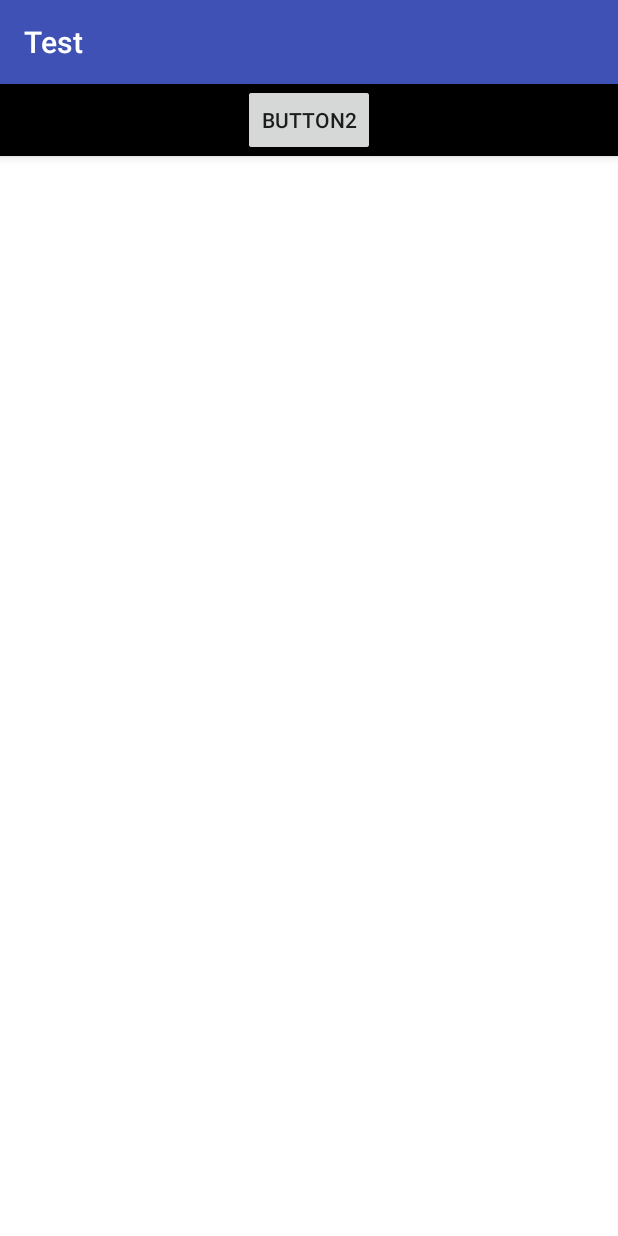
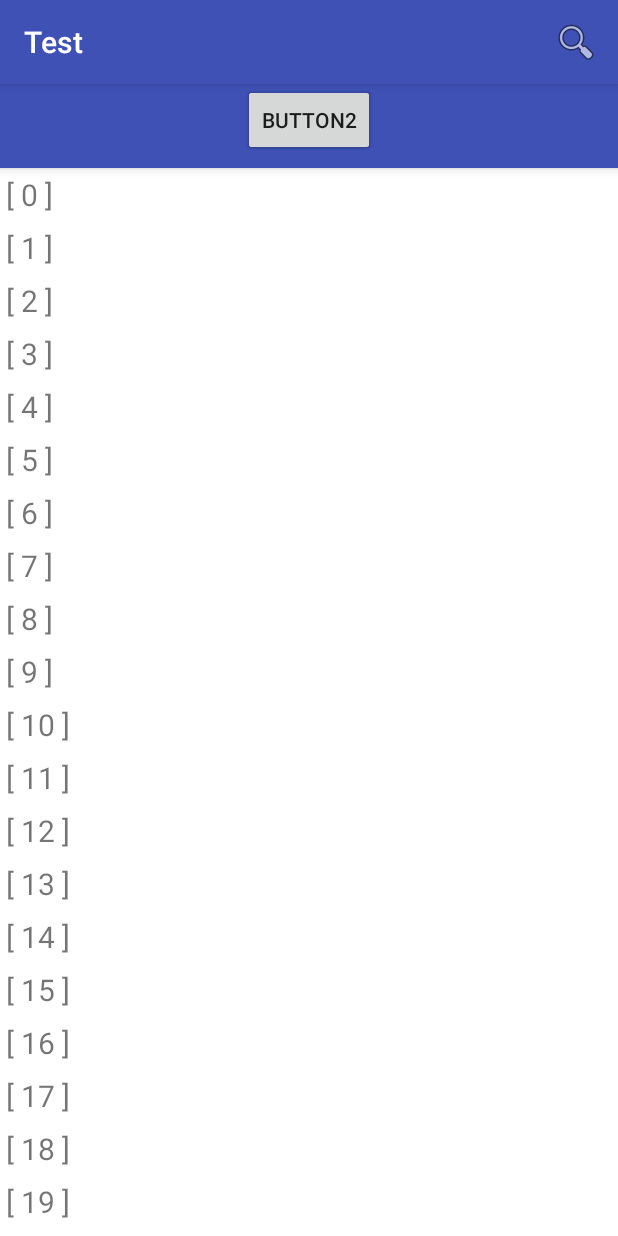
Before and after one commit to HermesHsieh/AndroidProjectTest, an Android app: the screen it shows after launch (ImageListActivity), on a phone screen of 412 x 824 dp. Run offline under Robolectric (Android 15) with nearby library versions, the phone set to English and light mode, and no system bars; our stand-ins replace ButterKnife.

Commit message:
Test SearchView.

```diff
--- a/app/build.gradle
+++ b/app/build.gradle
@@ -26,6 +26,7 @@ dependencies {
     compile 'com.android.support:design:25.3.1'
     compile 'com.android.support:cardview-v7:25.3.1'
     compile 'com.android.support:recyclerview-v7:25.3.1'
+    compile 'com.android.support:transition:25.3.1'
 
     compile 'org.projectlombok:lombok:1.16.18'
 
--- a/app/src/main/java/tw/android/test/imagelist/ImageListActivity.java
+++ b/app/src/main/java/tw/android/test/imagelist/ImageListActivity.java
@@ -1,13 +1,18 @@
 package tw.android.test.imagelist;
 
+import android.app.SearchManager;
 import android.content.BroadcastReceiver;
+import android.content.Context;
 import android.os.Bundle;
 import android.support.annotation.Nullable;
 import android.support.design.widget.AppBarLayout;
-import android.support.design.widget.CoordinatorLayout;
 import android.support.v7.app.AppCompatActivity;
 import android.support.v7.widget.LinearLayoutManager;
 import android.support.v7.widget.RecyclerView;
+import android.support.v7.widget.SearchView;
+import android.util.Log;
+import android.view.Menu;
+import android.view.MenuInflater;
 
 import com.example.hermes.test.R;
 
@@ -23,6 +28,7 @@ import tw.android.test.ui.FormView;
 
 public class ImageListActivity extends AppCompatActivity {
 
+    @BindView(R.id.recycler_view)
     RecyclerView mRecyclerView;
     ImageListAdapter mAdapter;
     private FormView.Adapter mFormAdapter;
@@ -30,16 +36,19 @@ public class ImageListActivity extends AppCompatActivity {
     @BindView(R.id.app_bar)
     AppBarLayout mAppBarLayout;
 
+//    @BindView(R.id.toolbar)
+//    Toolbar mToolbar;
+
     @Override
     protected void onCreate(@Nullable Bundle savedInstanceState) {
         super.onCreate(savedInstanceState);
         setContentView(R.layout.activity_image_list);
         ButterKnife.bind(this);
-
+//        setSupportActionBar(mToolbar);
         findView();
 
-        CoordinatorLayout.LayoutParams layoutParams = (CoordinatorLayout.LayoutParams) mAppBarLayout.getLayoutParams();
-        layoutParams.setBehavior(new AppBarLayoutNoEmptyScrollBehavior(mAppBarLayout, mRecyclerView));
+//        CoordinatorLayout.LayoutParams layoutParams = (CoordinatorLayout.LayoutParams) mAppBarLayout.getLayoutParams();
+//        layoutParams.setBehavior(new AppBarLayoutNoEmptyScrollBehavior(mAppBarLayout, mRecyclerView));
 
 //        mPackageEventReceiver = new PackageEventReceiver();
 //        mBroadcastReceiver = new BroadcastReceiver() {
@@ -73,8 +82,7 @@ public class ImageListActivity extends AppCompatActivity {
     private BroadcastReceiver mBroadcastReceiver;
 
     private void findView() {
-        mRecyclerView = (RecyclerView) findViewById(R.id.recycler_view);
-        mAdapter = new ImageListAdapter(this, 0);
+        mAdapter = new ImageListAdapter(this);
 
         mRecyclerView.setLayoutManager(new LinearLayoutManager(this));
         mRecyclerView.setAdapter(mAdapter);
@@ -94,5 +102,46 @@ public class ImageListActivity extends AppCompatActivity {
 //            unregisterReceiver(mBroadcastReceiver);
 //        if (mPackageEventReceiver != null)
 //            unregisterReceiver(mPackageEventReceiver);
+
     }
+
+    @Override
+    public boolean onCreateOptionsMenu(Menu menu) {
+        // Inflate the menu; this adds items to the action bar if it is present.
+//        getMenuInflater().inflate(R.menu.menu_search, menu);
+        MenuInflater inflater = getMenuInflater();
+        inflater.inflate(R.menu.menu_search, menu);
+//        SearchView searchView = (SearchView) menu.findItem(R.id.action_search).getActionView();
+//        //Get the ID for the search bar LinearLayout
+//        int searchBarId = searchView.getContext().getResources().getIdentifier("android:id/search_bar", null, null);
+//        //Get the search bar Linearlayout
+//        LinearLayout searchBar = (LinearLayout)
+//                searchView.findViewById(searchBarId);
+//        //Give the Linearlayout a transition animation.
+//        searchBar.setLayoutTransition(new LayoutTransition());
+
+        // Associate searchable configuration with the SearchView
+        SearchManager searchManager =
+                (SearchManager) getSystemService(Context.SEARCH_SERVICE);
+        SearchView searchView =
+                (SearchView) menu.findItem(R.id.search).getActionView();
+        if (searchView != null) {
+            searchView.setSearchableInfo(
+                    searchManager.getSearchableInfo(getComponentName()));
+        } else {
+            Log.e("testtt", "searchView == null");
+        }
+        return true;
+    }
+
+//    @Override
+//    public boolean onOptionsItemSelected(final MenuItem item) {
+//        switch (item.getItemId()) {
+//            case R.id.action_search:
+//                TransitionManager.beginDelayedTransition((ViewGroup) this.findViewById(R.id.toolbar));
+//                MenuItemCompat.expandActionView(item);
+//                return true;
+//        }
+//        return super.onOptionsItemSelected(item);
+//    }
 }
--- a/app/src/main/java/tw/android/test/imagelist/ImageListAdapter.java
+++ b/app/src/main/java/tw/android/test/imagelist/ImageListAdapter.java
@@ -22,9 +22,9 @@ public class ImageListAdapter extends RecyclerView.Adapter<RecyclerView.ViewHold
 
     private List<String> mData = new ArrayList<>();
 
-    public ImageListAdapter(Context context,int dataCount) {
+    public ImageListAdapter(Context context) {
         mContext = context;
-        onCreateData(dataCount);
+        onCreateData(30);
     }
 
     private void onCreateData(int count) {
--- a/app/src/main/res/layout/activity_image_list.xml
+++ b/app/src/main/res/layout/activity_image_list.xml
@@ -7,29 +7,30 @@
     android:layout_width="match_parent"
     android:layout_height="match_parent"
     android:background="@android:color/white"
-    android:fitsSystemWindows="true">
+    android:fitsSystemWindows="true"
+    >
 
     <android.support.design.widget.AppBarLayout
         android:id="@+id/app_bar"
         android:layout_width="match_parent"
         android:layout_height="wrap_content"
+        android:fitsSystemWindows="true"
         android:theme="@style/ThemeOverlay.AppCompat"
         >
 
-        <!--<android.support.design.widget.CollapsingToolbarLayout-->
-        <!--android:id="@+id/collapsingToolbarLayout"-->
-        <!--android:layout_width="match_parent"-->
-        <!--android:layout_height="match_parent"-->
-        <!--app:contentScrim="?attr/colorPrimary"-->
-        <!--app:layout_scrollFlags="scroll"-->
-        <!--&gt;-->
+        <android.support.design.widget.CollapsingToolbarLayout
+            android:id="@+id/collapsingToolbarLayout"
+            android:layout_width="match_parent"
+            android:layout_height="match_parent"
+            app:contentScrim="?attr/colorPrimary"
+            app:layout_scrollFlags="scroll|exitUntilCollapsed"
+            >
 
             <android.support.constraint.ConstraintLayout
                 android:layout_width="match_parent"
                 android:layout_height="wrap_content"
-            android:background="@android:color/black"
-            android:minHeight="0dp"
-            app:layout_scrollFlags="scroll"
+                app:layout_collapseMode="parallax"
+                app:layout_collapseParallaxMultiplier="0.3"
                 >
 
                 <android.support.constraint.Guideline
@@ -37,7 +38,7 @@
                     android:layout_width="wrap_content"
                     android:layout_height="wrap_content"
                     android:orientation="vertical"
-                app:layout_constraintGuide_percent=".3"
+                    app:layout_constraintGuide_percent="0.3"
                     />
 
                 <android.support.constraint.Guideline
@@ -45,7 +46,7 @@
                     android:layout_width="wrap_content"
                     android:layout_height="wrap_content"
                     android:orientation="horizontal"
-                app:layout_constraintGuide_percent=".5"
+                    app:layout_constraintGuide_percent="0.5"
                     />
 
                 <Button
@@ -71,7 +72,6 @@
                     app:layout_constraintTop_toBottomOf="@+id/button3"
                     />
 
-
                 <Button
                     android:id="@+id/button2"
                     android:layout_width="wrap_content"
@@ -80,25 +80,24 @@
                     app:layout_constraintLeft_toLeftOf="parent"
                     app:layout_constraintRight_toRightOf="parent"
                     app:layout_constraintTop_toBottomOf="@+id/header"
-                app:layout_scrollFlags="scroll|exitUntilCollapsed"
                     />
 
             </android.support.constraint.ConstraintLayout>
 
-        <!--<android.support.v7.widget.Toolbar-->
-
-        <!--android:id="@+id/toolbar"-->
-        <!--android:layout_width="match_parent"-->
-        <!--android:layout_height="?attr/actionBarSize"-->
-        <!--/>-->
-
-        <!--</android.support.design.widget.CollapsingToolbarLayout>-->
+            <android.support.v7.widget.Toolbar
+                android:id="@+id/toolbar"
+                android:layout_width="match_parent"
+                android:layout_height="?attr/actionBarSize"
+                app:layout_collapseMode="pin"
+                />
+        </android.support.design.widget.CollapsingToolbarLayout>
     </android.support.design.widget.AppBarLayout>
 
     <android.support.v7.widget.RecyclerView
         android:id="@+id/recycler_view"
         android:layout_width="match_parent"
         android:layout_height="match_parent"
+        app:layout_behavior="@string/appbar_scrolling_view_behavior"
 
         />
 </android.support.design.widget.CoordinatorLayout>
--- /dev/null
+++ b/app/src/main/res/menu/menu_search.xml
@@ -0,0 +1,11 @@
+<?xml version="1.0" encoding="utf-8"?>
+<menu xmlns:android="http://schemas.android.com/apk/res/android"
+      xmlns:app="http://schemas.android.com/apk/res-auto">
+    <item
+        android:id="@+id/search"
+        android:icon="@android:drawable/ic_menu_search"
+        android:title="@string/action_search"
+        app:showAsAction="collapseActionView|ifRoom"
+        app:actionViewClass="android.support.v7.widget.SearchView"
+        />
+</menu>
--- a/app/src/main/res/values/strings.xml
+++ b/app/src/main/res/values/strings.xml
@@ -1,3 +1,6 @@
 <resources>
     <string name="app_name">Test</string>
+
+    <string name="action_search">Search</string>
+    <string name="search_hint">Search keyword</string>
 </resources>
--- /dev/null
+++ b/app/src/main/res/xml/searchable.xml
@@ -0,0 +1,6 @@
+<?xml version="1.0" encoding="utf-8"?>
+<searchable
+    xmlns:android="http://schemas.android.com/apk/res/android"
+    android:hint="Search keyword"
+    android:label="Test"
+    />
```
Also changed, not shown: app/src/main/AndroidManifest.xml (+10 -0 lines), app/src/main/java/tw/android/test/search/SearchResultsActivity.java (added, +35 -0 lines), app/src/main/res/layout/activity_search_result.xml (added, +11 -0 lines). Lines whose indentation alone changed are shown as unchanged.
